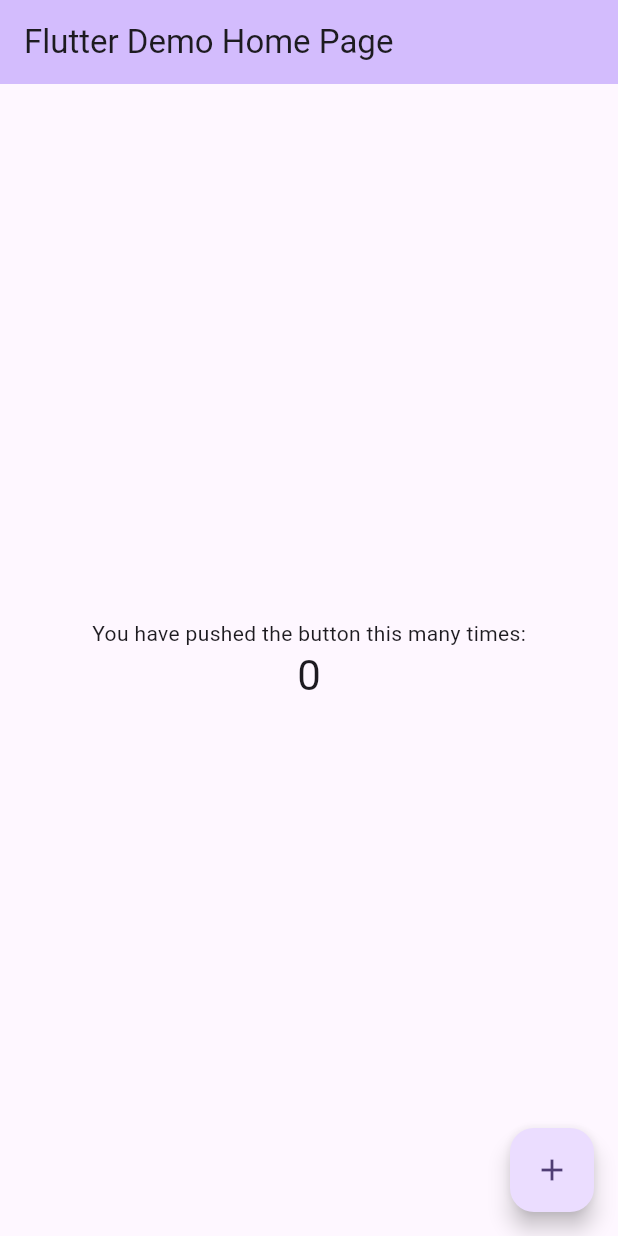
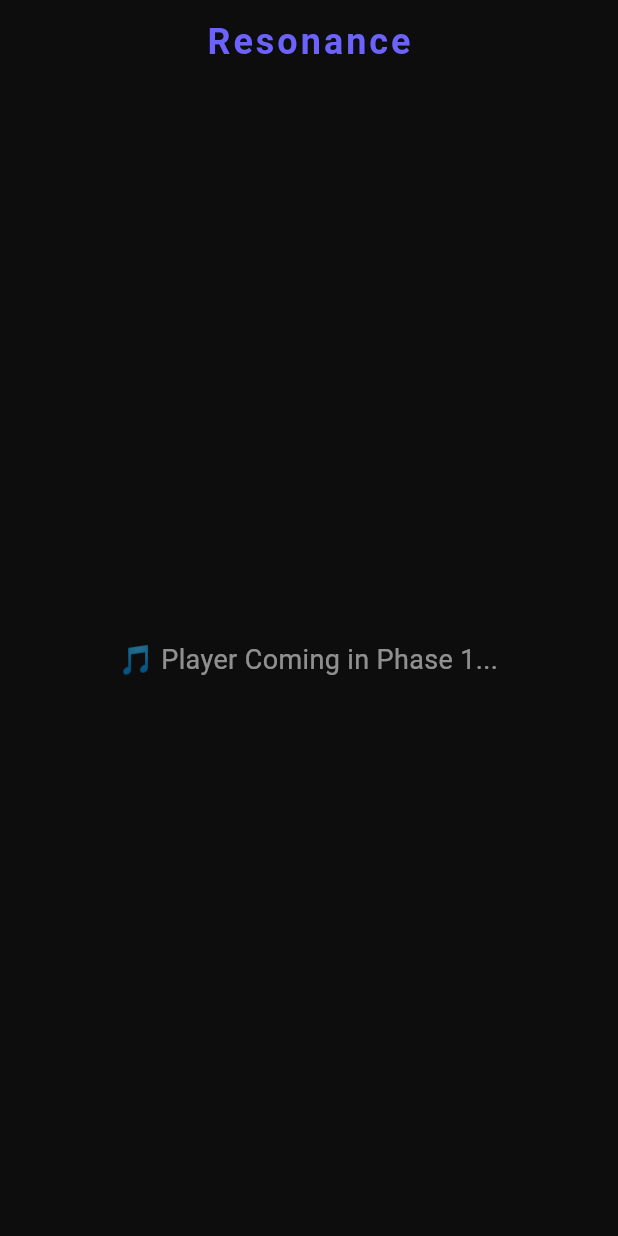
Before and after one commit to Dnggr/Resonance, a Flutter app: the screen it shows after launch, on a phone screen of 412 x 824 dp. Run offline on Flutter 3.47's test engine with Material 3 defaults, Android fonts, the phone set to English and light mode, and no system bars; our stand-ins replace get.

Commit message:
Phase 1: Project structure, theme, dependencies, permissions

```diff
--- /dev/null
+++ b/lib/core/theme/app_theme.dart
@@ -0,0 +1,19 @@
+import 'package:flutter/material.dart';
+
+class AppTheme {
+  static const Color primary = Color(0xFF6C63FF);
+  static const Color background = Color(0xFF0D0D0D);
+  static const Color surface = Color(0xFF1A1A2E);
+  static const Color accent = Color(0xFFE94560);
+
+  static ThemeData darkTheme = ThemeData(
+    brightness: Brightness.dark,
+    scaffoldBackgroundColor: background,
+    colorScheme: const ColorScheme.dark(
+      primary: primary,
+      secondary: accent,
+      surface: surface,
+    ),
+    useMaterial3: true,
+  );
+}
--- /dev/null
+++ b/lib/features/player/screens/player_screen.dart
@@ -0,0 +1,32 @@
+import 'package:flutter/material.dart';
+import '../../../core/theme/app_theme.dart';
+
+class PlayerScreen extends StatelessWidget {
+  const PlayerScreen({super.key});
+
+  @override
+  Widget build(BuildContext context) {
+    return Scaffold(
+      backgroundColor: AppTheme.background,
+      appBar: AppBar(
+        backgroundColor: Colors.transparent,
+        title: const Text(
+          'Resonance',
+          style: TextStyle(
+            color: AppTheme.primary,
+            fontWeight: FontWeight.bold,
+            fontSize: 24,
+            letterSpacing: 2,
+          ),
+        ),
+        centerTitle: true,
+      ),
+      body: const Center(
+        child: Text(
+          '🎵 Player Coming in Phase 1...',
+          style: TextStyle(color: Colors.white54, fontSize: 18),
+        ),
+      ),
+    );
+  }
+}
--- a/lib/main.dart
+++ b/lib/main.dart
@@ -1,122 +1,22 @@
 import 'package:flutter/material.dart';
+import 'package:get/get.dart';
+import 'core/theme/app_theme.dart';
+import 'features/player/screens/player_screen.dart';
 
 void main() {
-  runApp(const MyApp());
+  runApp(const ResonanceApp());
 }
 
-class MyApp extends StatelessWidget {
-  const MyApp({super.key});
+class ResonanceApp extends StatelessWidget {
+  const ResonanceApp({super.key});
 
-  // This widget is the root of your application.
   @override
   Widget build(BuildContext context) {
-    return MaterialApp(
-      title: 'Flutter Demo',
-      theme: ThemeData(
-        // This is the theme of your application.
-        //
-        // TRY THIS: Try running your application with "flutter run". You'll see
-        // the application has a purple toolbar. Then, without quitting the app,
-        // try changing the seedColor in the colorScheme below to Colors.green
-        // and then invoke "hot reload" (save your changes or press the "hot
-        // reload" button in a Flutter-supported IDE, or press "r" if you used
-        // the command line to start the app).
-        //
-        // Notice that the counter didn't reset back to zero; the application
-        // state is not lost during the reload. To reset the state, use hot
-        // restart instead.
-        //
-        // This works for code too, not just values: Most code changes can be
-        // tested with just a hot reload.
-        colorScheme: .fromSeed(seedColor: Colors.deepPurple),
-      ),
-      home: const MyHomePage(title: 'Flutter Demo Home Page'),
+    return GetMaterialApp(
+      title: 'Resonance',
+      debugShowCheckedModeBanner: false,
+      theme: AppTheme.darkTheme,
+      home: const PlayerScreen(),
     );
   }
 }
-
-class MyHomePage extends StatefulWidget {
-  const MyHomePage({super.key, required this.title});
-
-  // This widget is the home page of your application. It is stateful, meaning
-  // that it has a State object (defined below) that contains fields that affect
-  // how it looks.
-
-  // This class is the configuration for the state. It holds the values (in this
-  // case the title) provided by the parent (in this case the App widget) and
-  // used by the build method of the State. Fields in a Widget subclass are
-  // always marked "final".
-
-  final String title;
-
-  @override
-  State<MyHomePage> createState() => _MyHomePageState();
-}
-
-class _MyHomePageState extends State<MyHomePage> {
-  int _counter = 0;
-
-  void _incrementCounter() {
-    setState(() {
-      // This call to setState tells the Flutter framework that something has
-      // changed in this State, which causes it to rerun the build method below
-      // so that the display can reflect the updated values. If we changed
-      // _counter without calling setState(), then the build method would not be
-      // called again, and so nothing would appear to happen.
-      _counter++;
-    });
-  }
-
-  @override
-  Widget build(BuildContext context) {
-    // This method is rerun every time setState is called, for instance as done
-    // by the _incrementCounter method above.
-    //
-    // The Flutter framework has been optimized to make rerunning build methods
-    // fast, so that you can just rebuild anything that needs updating rather
-    // than having to individually change instances of widgets.
-    return Scaffold(
-      appBar: AppBar(
-        // TRY THIS: Try changing the color here to a specific color (to
-        // Colors.amber, perhaps?) and trigger a hot reload to see the AppBar
-        // change color while the other colors stay the same.
-        backgroundColor: Theme.of(context).colorScheme.inversePrimary,
-        // Here we take the value from the MyHomePage object that was created by
-        // the App.build method, and use it to set our appbar title.
-        title: Text(widget.title),
-      ),
-      body: Center(
-        // Center is a layout widget. It takes a single child and positions it
-        // in the middle of the parent.
-        child: Column(
-          // Column is also a layout widget. It takes a list of children and
-          // arranges them vertically. By default, it sizes itself to fit its
-          // children horizontally, and tries to be as tall as its parent.
-          //
-          // Column has various properties to control how it sizes itself and
-          // how it positions its children. Here we use mainAxisAlignment to
-          // center the children vertically; the main axis here is the vertical
-          // axis because Columns are vertical (the cross axis would be
-          // horizontal).
-          //
-          // TRY THIS: Invoke "debug painting" (choose the "Toggle Debug Paint"
-          // action in the IDE, or press "p" in the console), to see the
-          // wireframe for each widget.
-          mainAxisAlignment: .center,
-          children: [
-            const Text('You have pushed the button this many times:'),
-            Text(
-              '$_counter',
-              style: Theme.of(context).textTheme.headlineMedium,
-            ),
-          ],
-        ),
-      ),
-      floatingActionButton: FloatingActionButton(
-        onPressed: _incrementCounter,
-        tooltip: 'Increment',
-        child: const Icon(Icons.add),
-      ),
-    );
-  }
-}
```
Also changed, not shown: pubspec.yaml (+23 -72 lines), pubspec.lock, 5 other files.
